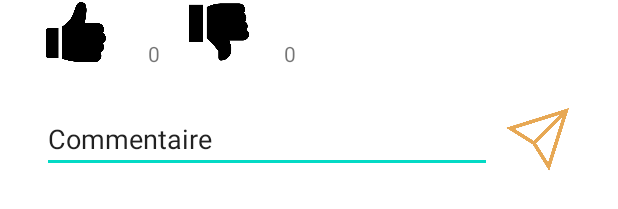
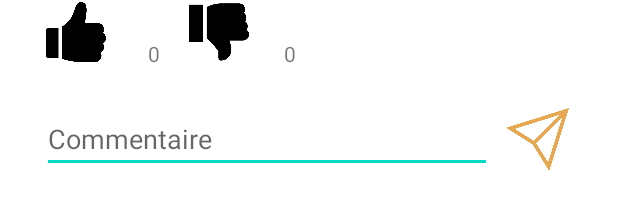
Before and after one commit to Hugo30128/ZouavesSocial, an Android app: the layout item.xml on its own in the app's theme, with its tools: preview values and no code run, on a phone screen of 412 x 824 dp. Shown: the part 648-857 px from the top of the screen. Run offline under Robolectric (Android 15) with nearby library versions, the light colour scheme and no system bars.

```diff
--- a/app/src/main/res/layout/item.xml
+++ b/app/src/main/res/layout/item.xml
@@ -49,8 +49,8 @@
 
         android:layout_marginTop="84dp"
         android:ems="10"
+        android:hint="Commentaire"
         android:inputType="textPersonName"
-        android:text="Commentaire"
         app:layout_constraintStart_toStartOf="parent"
         app:layout_constraintTop_toBottomOf="@+id/imageView" />
 
```
